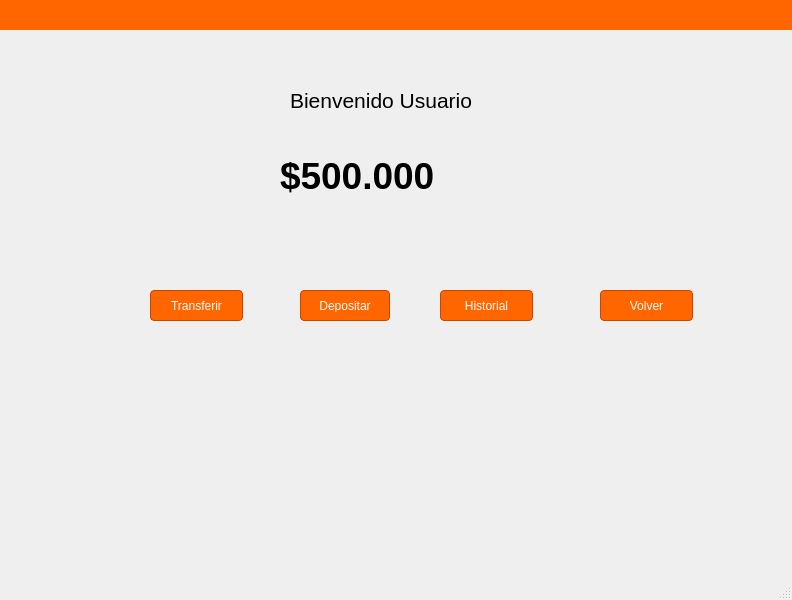
DiegoAbdiasSaldanaFuentes/Ejercisios-Universidad, file Segundo_anio/Segundo_semestre/QT_GUI/BancoEstado/ventanamenu.ui: the form before one commit.
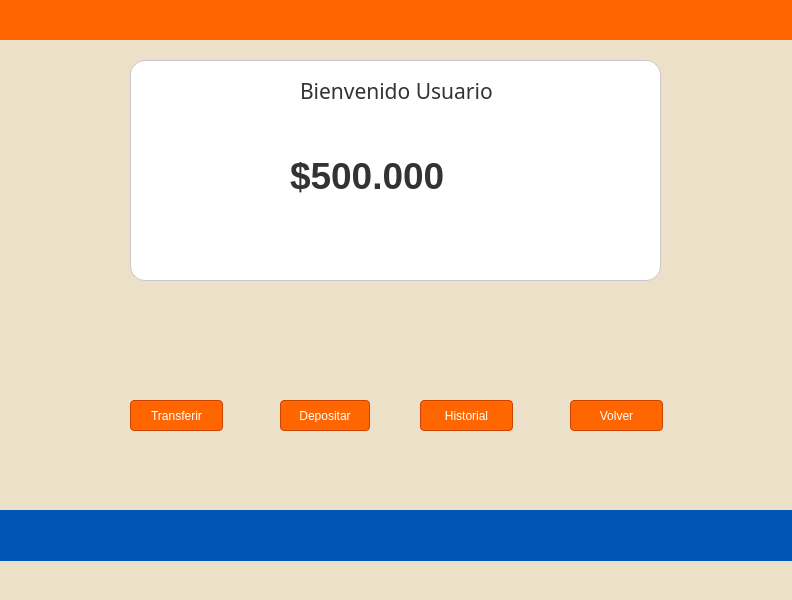
The form after the commit.

```diff
--- a/Segundo_anio/Segundo_semestre/QT_GUI/BancoEstado/ventanamenu.ui
+++ b/Segundo_anio/Segundo_semestre/QT_GUI/BancoEstado/ventanamenu.ui
@@ -14,23 +14,34 @@
    <string>MainWindow</string>
   </property>
   <property name="styleSheet">
-   <string notr="true"/>
+   <string notr="true">background: #ede0c9;</string>
   </property>
   <widget class="QWidget" name="centralwidget">
    <widget class="QLabel" name="lblUsuario">
     <property name="geometry">
      <rect>
-      <x>290</x>
-      <y>80</y>
+      <x>300</x>
+      <y>70</y>
       <width>241</width>
       <height>41</height>
      </rect>
     </property>
     <property name="font">
      <font>
+      <family>Bodoni MT</family>
       <pointsize>16</pointsize>
      </font>
     </property>
+    <property name="styleSheet">
+     <string notr="true">/* Selector de ID para la etiqueta del Saldo */
+QLabel#lblUsuario {
+    background-color: transparent; /* Fuerza a que el fondo del texto sea invisible */
+    
+    /* Regla extra de seguridad: asegurar que el texto sea oscuro */
+    color: #333333; 
+}
+</string>
+    </property>
     <property name="text">
      <string>Bienvenido Usuario</string>
     </property>
@@ -38,7 +49,7 @@
    <widget class="QLabel" name="lblSaldo">
     <property name="geometry">
      <rect>
-      <x>280</x>
+      <x>290</x>
       <y>130</y>
       <width>241</width>
       <height>91</height>
@@ -51,6 +62,16 @@
       <bold>true</bold>
      </font>
     </property>
+    <property name="styleSheet">
+     <string notr="true">/* Selector de ID para la etiqueta del Saldo */
+QLabel#lblSaldo {
+    background-color: transparent; /* Fuerza a que el fondo del texto sea invisible */
+    
+    /* Regla extra de seguridad: asegurar que el texto sea oscuro */
+    color: #333333; 
+}
+</string>
+    </property>
     <property name="text">
      <string>$500.000</string>
     </property>
@@ -58,8 +79,8 @@
    <widget class="QPushButton" name="btnLogout">
     <property name="geometry">
      <rect>
-      <x>600</x>
-      <y>290</y>
+      <x>570</x>
+      <y>400</y>
       <width>93</width>
       <height>31</height>
      </rect>
@@ -80,8 +101,8 @@
    <widget class="QPushButton" name="btnHistorial">
     <property name="geometry">
      <rect>
-      <x>440</x>
-      <y>290</y>
+      <x>420</x>
+      <y>400</y>
       <width>93</width>
       <height>31</height>
      </rect>
@@ -102,8 +123,8 @@
    <widget class="QPushButton" name="btnTransferir">
     <property name="geometry">
      <rect>
-      <x>150</x>
-      <y>290</y>
+      <x>130</x>
+      <y>400</y>
       <width>93</width>
       <height>31</height>
      </rect>
@@ -124,8 +145,8 @@
    <widget class="QPushButton" name="btnDepositarTest">
     <property name="geometry">
      <rect>
-      <x>300</x>
-      <y>290</y>
+      <x>280</x>
+      <y>400</y>
       <width>90</width>
       <height>31</height>
      </rect>
@@ -149,7 +170,7 @@
       <x>0</x>
       <y>-1</y>
       <width>831</width>
-      <height>31</height>
+      <height>41</height>
      </rect>
     </property>
     <property name="styleSheet">
@@ -159,6 +180,55 @@
      <string/>
     </property>
    </widget>
+   <widget class="QLabel" name="decoracion2">
+    <property name="geometry">
+     <rect>
+      <x>0</x>
+      <y>510</y>
+      <width>831</width>
+      <height>51</height>
+     </rect>
+    </property>
+    <property name="styleSheet">
+     <string notr="true">background-color: #0056b4;</string>
+    </property>
+    <property name="text">
+     <string/>
+    </property>
+   </widget>
+   <widget class="QLabel" name="decoracion3">
+    <property name="geometry">
+     <rect>
+      <x>130</x>
+      <y>60</y>
+      <width>531</width>
+      <height>221</height>
+     </rect>
+    </property>
+    <property name="styleSheet">
+     <string notr="true">/* Estilo para la &quot;tarjeta&quot; contenedora (QFrame) */
+QFrame {
+    background-color: #FFFFFF; 
+    
+    /* PROPIEDAD PARA EL REDONDEO */
+    border-radius: 15px; 
+    
+    border: 1px solid #c8c8c8; 
+}</string>
+    </property>
+    <property name="text">
+     <string/>
+    </property>
+   </widget>
+   <zorder>decoracion3</zorder>
+   <zorder>lblUsuario</zorder>
+   <zorder>lblSaldo</zorder>
+   <zorder>btnLogout</zorder>
+   <zorder>btnHistorial</zorder>
+   <zorder>btnTransferir</zorder>
+   <zorder>btnDepositarTest</zorder>
+   <zorder>label</zorder>
+   <zorder>decoracion2</zorder>
   </widget>
   <widget class="QMenuBar" name="menubar">
    <property name="geometry">
```
